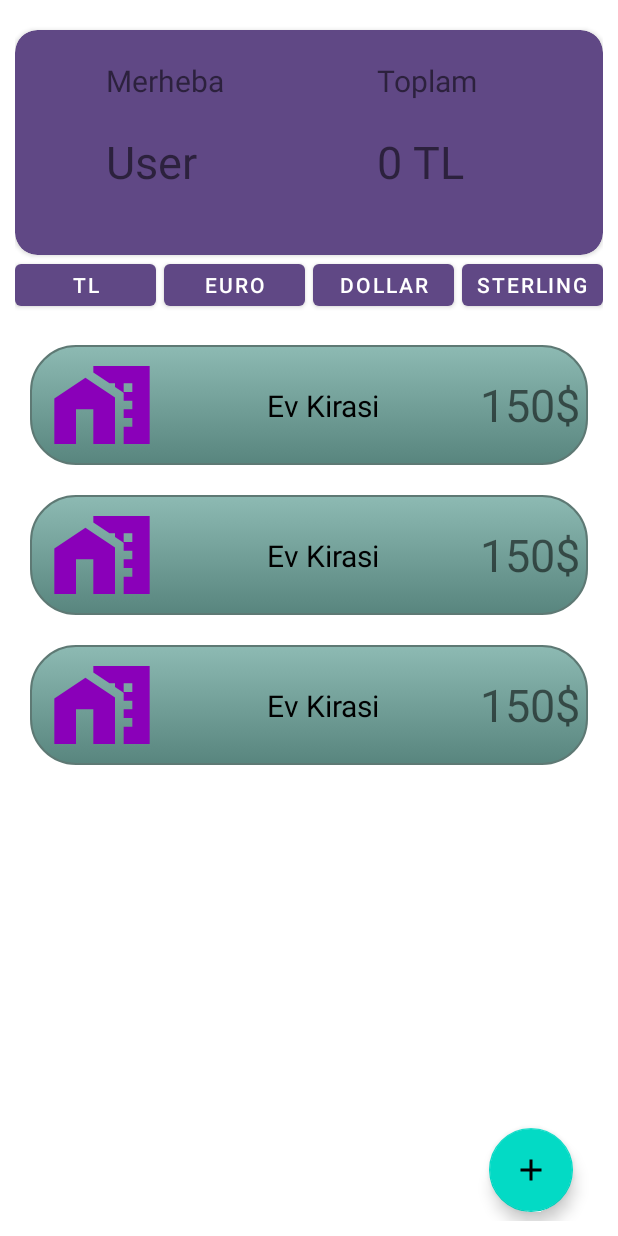
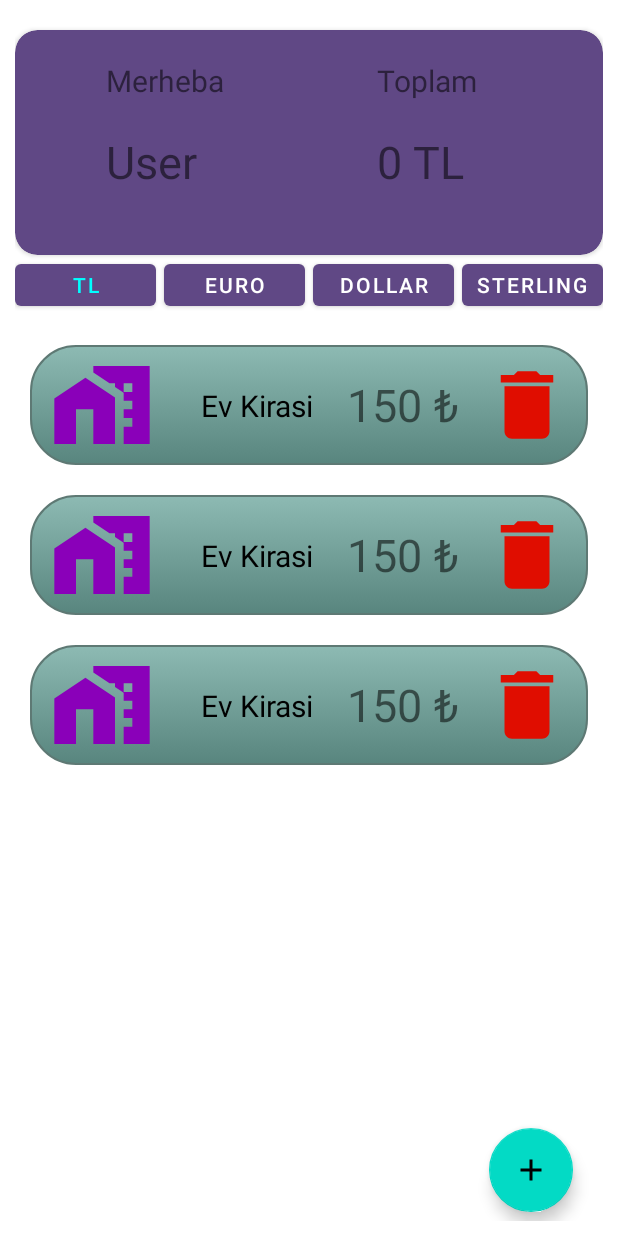
Before and after one commit to Huseynbaba01/harcama-takip-uygulamasi-main, an Android app: the layout fragment_main_second.xml on its own in the app's theme, with its tools: preview values and no code run, on a phone screen of 412 x 824 dp. Run offline under Robolectric (Android 15) with nearby library versions, the phone set to English and light mode, and no system bars.

```diff
--- /dev/null
+++ b/HarcamaTakipUygulamasi/app/src/main/res/drawable/ic_baseline_delete_24.xml
@@ -0,0 +1,5 @@
+<vector android:height="24dp" android:tint="#E00D00"
+    android:viewportHeight="24" android:viewportWidth="24"
+    android:width="24dp" xmlns:android="http://schemas.android.com/apk/res/android">
+    <path android:fillColor="@android:color/white" android:pathData="M6,19c0,1.1 0.9,2 2,2h8c1.1,0 2,-0.9 2,-2V7H6v12zM19,4h-3.5l-1,-1h-5l-1,1H5v2h14V4z"/>
+</vector>
--- a/HarcamaTakipUygulamasi/app/src/main/res/layout/fragment_main_second.xml
+++ b/HarcamaTakipUygulamasi/app/src/main/res/layout/fragment_main_second.xml
@@ -1,7 +1,13 @@
 <?xml version="1.0" encoding="utf-8"?>
-<androidx.constraintlayout.widget.ConstraintLayout xmlns:android="http://schemas.android.com/apk/res/android"
+<layout xmlns:android="http://schemas.android.com/apk/res/android"
     xmlns:app="http://schemas.android.com/apk/res-auto"
-    xmlns:tools="http://schemas.android.com/tools"
+    xmlns:tools="http://schemas.android.com/tools">
+
+    <data>
+
+    </data>
+
+    <androidx.constraintlayout.widget.ConstraintLayout
         android:layout_width="match_parent"
         android:layout_height="match_parent"
         android:padding="10dp"
@@ -82,6 +88,7 @@
             </androidx.constraintlayout.widget.ConstraintLayout>
 
         </androidx.cardview.widget.CardView>
+
         <LinearLayout
             android:orientation="horizontal"
             android:id="@id/linearLayout"
@@ -91,38 +98,46 @@
             app:layout_constraintStart_toStartOf="parent"
             app:layout_constraintTop_toBottomOf="@id/cardView"
             app:layout_constraintBottom_toTopOf="@id/recyclerView">
+
             <Button
                 android:id="@+id/btnTL"
                 android:layout_marginEnd="5dp"
                 android:text="@string/tl"
+                android:textColor="#00FFFF"
                 android:layout_width="0dp"
                 android:layout_weight="0.25"
-            android:layout_height="match_parent"/>
+                android:layout_height="match_parent" />
+
             <Button
                 android:id="@+id/btnEuro"
                 android:text="@string/euro"
                 android:layout_marginEnd="5dp"
                 android:layout_width="0dp"
                 android:layout_weight="0.25"
-            android:layout_height="match_parent"/>
+                android:layout_height="match_parent" />
+
             <Button
                 android:id="@+id/btnDolar"
                 android:text="@string/dolar"
                 android:layout_marginEnd="5dp"
                 android:layout_width="0dp"
                 android:layout_weight="0.25"
-            android:layout_height="match_parent"/>
+                android:layout_height="match_parent" />
+
             <Button
                 android:id="@+id/btnSterling"
                 android:text="@string/sterling"
                 android:padding="0dp"
                 android:layout_width="0dp"
                 android:layout_weight="0.25"
-            android:layout_height="match_parent"/>
+                android:layout_height="match_parent" />
         </LinearLayout>
+
         <androidx.recyclerview.widget.RecyclerView
+            android:visibility="visible"
             android:id="@+id/recyclerView"
             android:layout_width="0dp"
+            android:clipToPadding="false"
             tools:listitem="@layout/recycler_view_element"
             android:layout_height="0dp"
             app:layout_constraintTop_toBottomOf="@+id/linearLayout"
@@ -130,7 +145,8 @@
             app:layout_constraintStart_toStartOf="parent"
             app:layout_constraintBottom_toBottomOf="parent"
             android:layout_marginTop="10dp"
-        />
+            android:layout_marginBottom="0dp"/>
+
         <com.google.android.material.floatingactionbutton.FloatingActionButton
             android:background="@color/purple_500"
             android:src="@drawable/ic_baseline_add_24"
@@ -140,7 +156,8 @@
             android:layout_marginEnd="20dp"
             android:layout_marginBottom="6dp"
             app:layout_constraintBottom_toBottomOf="parent"
-        app:layout_constraintEnd_toEndOf="parent"/>
+            app:layout_constraintEnd_toEndOf="parent" />
 
 
     </androidx.constraintlayout.widget.ConstraintLayout>
+</layout>
--- a/HarcamaTakipUygulamasi/app/src/main/res/layout/recycler_view_element.xml
+++ b/HarcamaTakipUygulamasi/app/src/main/res/layout/recycler_view_element.xml
@@ -1,7 +1,13 @@
 <?xml version="1.0" encoding="utf-8"?>
-<androidx.constraintlayout.widget.ConstraintLayout xmlns:android="http://schemas.android.com/apk/res/android"
+<layout xmlns:android="http://schemas.android.com/apk/res/android"
     xmlns:app="http://schemas.android.com/apk/res-auto"
-    xmlns:tools="http://schemas.android.com/tools"
+    xmlns:tools="http://schemas.android.com/tools">
+
+    <data>
+
+    </data>
+
+    <androidx.constraintlayout.widget.ConstraintLayout
         android:layout_width="match_parent"
         android:layout_margin="10dp"
         android:background="@drawable/mybutton"
@@ -17,6 +23,7 @@
             tools:layout_editor_absoluteY="5dp" />
 
         <TextView
+            android:id="@+id/recyclerText"
             android:layout_width="200dp"
             android:layout_height="wrap_content"
             android:gravity="center"
@@ -29,14 +36,40 @@
             app:layout_constraintStart_toEndOf="@+id/recyclerImage"
             app:layout_constraintTop_toTopOf="parent" />
 
+        <LinearLayout
+            android:id="@+id/recyclerPrice"
+            android:orientation="horizontal"
+             android:layout_width="wrap_content"
+            android:layout_height="match_parent"
+            app:layout_constraintEnd_toEndOf="parent">
             <TextView
+                android:id="@+id/recyclerPriceText"
+                android:layout_width="wrap_content"
+                android:layout_height="match_parent"
                 android:text="@string/_150"
                 android:textSize="30sp"
+                android:layout_marginEnd="8dp"
+                android:gravity="center"/>
+            <TextView
+                android:id="@+id/recyclerPriceCurrency"
+                android:layout_marginEnd="15dp"
+                android:layout_width="wrap_content"
+                android:textSize="30sp"
                 android:gravity="center"
-        android:id="@+id/recyclerPrice"
-        android:layout_width="wrap_content"
                 android:layout_height="match_parent"
-        app:layout_constraintEnd_toEndOf="parent"/>
+                android:text="@string/currencyTL"/>
+            <ImageView
+                android:layout_marginEnd="5dp"
+                android:id="@+id/deleteButton"
+                android:layout_width="60dp"
+                android:padding="0dp"
+                android:layout_height="match_parent"
+                android:src="@drawable/ic_baseline_delete_24"
+                />
+
+
+        </LinearLayout>
 
 
     </androidx.constraintlayout.widget.ConstraintLayout>
+</layout>
--- a/HarcamaTakipUygulamasi/app/src/main/res/values-night/strings.xml
+++ b/HarcamaTakipUygulamasi/app/src/main/res/values-night/strings.xml
@@ -17,6 +17,10 @@
     <string name="merheba">Merheba</string>
     <string name="sterling">Sterling</string>
     <string name="ev_kirasi">Ev Kirasi</string>
-    <string name="_150">150$</string>
+    <string name="_150">150</string>
     <string name="sil">sil</string>
+    <string name="currencyTL">₺</string>
+    <string name="currencyEuro">€</string>
+    <string name="currencyDollar">$</string>
+    <string name="currencySterling">£</string>
 </resources>
--- a/HarcamaTakipUygulamasi/app/src/main/res/values/strings.xml
+++ b/HarcamaTakipUygulamasi/app/src/main/res/values/strings.xml
@@ -36,6 +36,10 @@
     <string name="merheba">Merheba</string>
     <string name="sterling">Sterling</string>
     <string name="ev_kirasi">Ev Kirasi</string>
-    <string name="_150">150$</string>
+    <string name="_150">150</string>
     <string name="sil">sil</string>
+    <string name="currencyTL">₺</string>
+    <string name="currencyEuro">€</string>
+    <string name="currencyDollar">$</string>
+    <string name="currencySterling">£</string>
 </resources>
--- a/HarcamaTakipUygulamasi/build.gradle
+++ b/HarcamaTakipUygulamasi/build.gradle
@@ -1,7 +1,7 @@
 // Top-level build file where you can add configuration options common to all sub-projects/modules.
 buildscript {
     ext {
-        kotlin_version = "1.4.32"
+        kotlin_version = "1.4.0"
         archLifecycleVersion = '1.1.1'
         room_version = '2.3.0'
         coroutine_version = '1.4.3'
```
Also changed, not shown: HarcamaTakipUygulamasi/app/src/main/java/com/example/harcamatakipuygulamasi/MainFragmentSecond.kt (+29 -1 lines), HarcamaTakipUygulamasi/app/src/main/java/com/example/harcamatakipuygulamasi/MainFragmentThird.kt (+78 -5 lines), HarcamaTakipUygulamasi/app/src/main/java/com/example/harcamatakipuygulamasi/data/HarcamaDao.kt (added, +19 -0 lines), HarcamaTakipUygulamasi/app/src/main/java/com/example/harcamatakipuygulamasi/data/HarcamaEntity.kt (added, +14 -0 lines), HarcamaTakipUygulamasi/app/src/main/java/com/example/harcamatakipuygulamasi/data/MainFragmentThirdViewModel.kt (added, +39 -0 lines), HarcamaTakipUygulamasi/app/src/main/java/com/example/harcamatakipuygulamasi/data/RecyclerViewAdapter.kt (added, +65 -0 lines), HarcamaTakipUygulamasi/app/src/main/java/com/example/harcamatakipuygulamasi/data/RoomAppDb.kt (added, +23 -0 lines), HarcamaTakipUygulamasi/app/src/main/res/layout/activity_main.xml (+11 -4 lines). Lines whose indentation alone changed are shown as unchanged.
